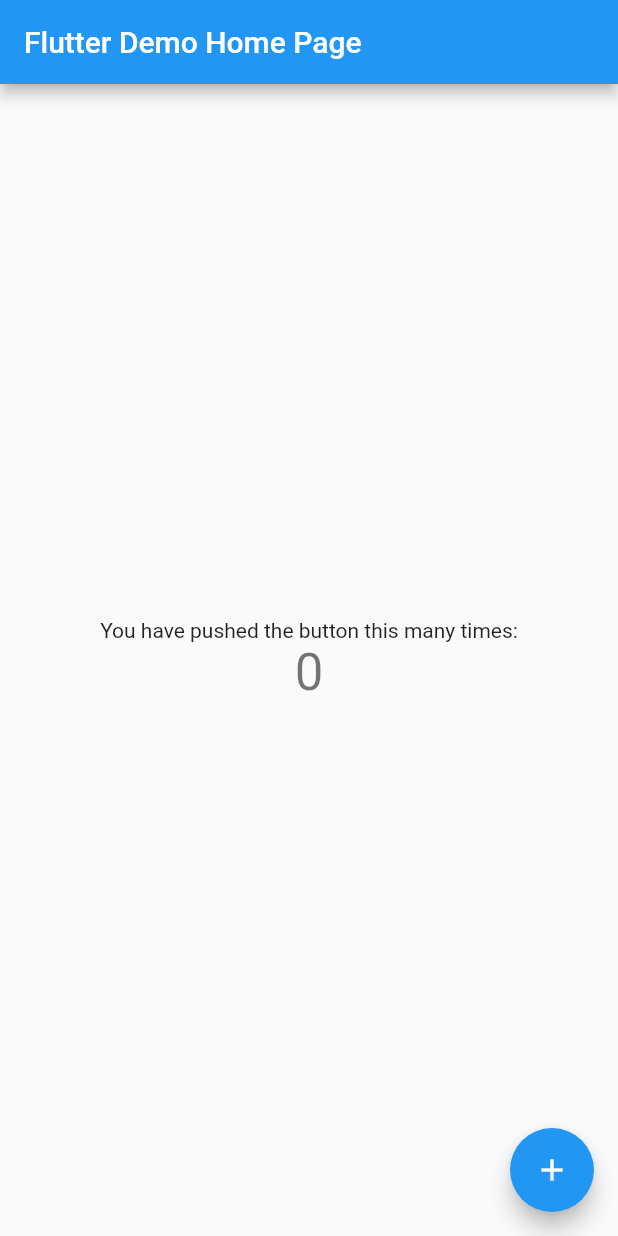
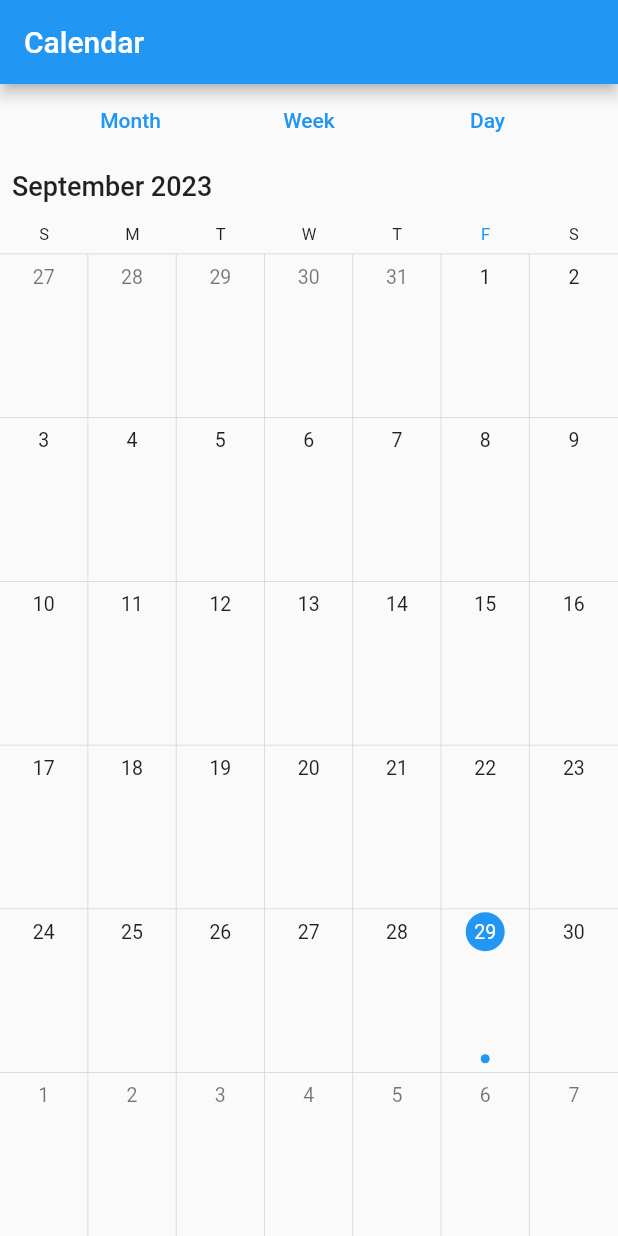
Before and after one commit to onabe3/stupid-calendar, a Flutter app: the screen it shows after launch, on a phone screen of 412 x 824 dp. Run offline on Flutter 3.47's test engine with Material 2 defaults, Android fonts, the phone set to English and light mode, and no system bars; drawn by our look-alikes of syncfusion_flutter_calendar.

Commit message:
fix main.dart

```diff
--- a/calendar/lib/main.dart
+++ b/calendar/lib/main.dart
@@ -1,77 +1,84 @@
 import 'package:flutter/material.dart';
+import 'package:syncfusion_flutter_calendar/calendar.dart';
 
-// 1. エントリーポイントのmain関数
-void main() {
-  // 2. MyAppを呼び出す
-  runApp(const MyApp());
+void main() => runApp(CalendarApp());
+
+class CalendarApp extends StatefulWidget {
+  @override
+  _CalendarAppState createState() => _CalendarAppState();
 }
 
-// MyAppのクラス
-class MyApp extends StatelessWidget {
-  const MyApp({Key? key}) : super(key: key);
+class _CalendarAppState extends State<CalendarApp> {
+  CalendarView _calendarView = CalendarView.month;
 
   @override
   Widget build(BuildContext context) {
-    // 3. タイトルとテーマを設定する。画面の本体はMyHomePageで作る。
     return MaterialApp(
-      title: 'Flutter Demo',
-      theme: ThemeData(
-        primarySwatch: Colors.blue,
-      ),
-      home: const MyHomePage(title: 'Flutter Demo Home Page'),
-    );
-  }
-}
-
-class MyHomePage extends StatefulWidget {
-  const MyHomePage({Key? key, required this.title}) : super(key: key);
-  final String title;
-
-  @override
-  State<MyHomePage> createState() => _MyHomePageState();
-}
-
-class _MyHomePageState extends State<MyHomePage> {
-  int _counter = 0;
-
-  // 5. カウンタが押された時のメソッド
-  void _incrementCounter() {
-    setState(() {
-      _counter++;
-      print("HelloWorld");
-    });
-  }
-
-  @override
-  Widget build(BuildContext context) {
-    // 4. MyHomePageの画面を構築する部分
-    return Scaffold(
-      // 画面上部のタイトル部分
-      appBar: AppBar(
-        title: Text(widget.title),
-      ),
-      body: Center(
-        child: Column(
-          mainAxisAlignment: MainAxisAlignment.center,
+      home: Scaffold(
+        appBar: AppBar(
+          title: Text('Calendar'),
+        ),
+        body: Column(
           children: <Widget>[
-            // 画面の中央に表示されるテキスト
-            const Text(
-              'You have pushed the button this many times:',
+            Row(
+              mainAxisAlignment: MainAxisAlignment.spaceEvenly,
+              children: <Widget>[
+                TextButton(
+                  child: Text('Month'),
+                  onPressed: () {
+                    setState(() {
+                      _calendarView = CalendarView.month;
+                    });
+                  },
+                ),
+                TextButton(
+                  child: Text('Week'),
+                  onPressed: () {
+                    setState(() {
+                      _calendarView = CalendarView.week;
+                    });
+                  },
+                ),
+                TextButton(
+                  child: Text('Day'),
+                  onPressed: () {
+                    setState(() {
+                      _calendarView = CalendarView.day;
+                    });
+                  },
+                ),
+              ],
             ),
-            // テキストの下に表示されるカウンタ値
-            Text(
-              '$_counter',
-              style: Theme.of(context).textTheme.headline4,
+            Expanded(
+              child: SfCalendar(
+                key: ValueKey(_calendarView),
+                view: _calendarView,
+                dataSource: _getCalendarDataSource(),
+                onTap: (CalendarTapDetails details) {
+                  print(details.date);
+                },
+              ),
             ),
           ],
         ),
       ),
-      // 右下の「+」ボタンに対応するフローティングアクションボタン
-      floatingActionButton: FloatingActionButton(
-        onPressed: _incrementCounter,
-        tooltip: 'Increment',
-        child: const Icon(Icons.add),
-      ),
     );
   }
+
+  _DataSource _getCalendarDataSource() {
+    List<Appointment> appointments = <Appointment>[];
+    appointments.add(Appointment(
+      startTime: DateTime.now(),
+      endTime: DateTime.now().add(Duration(hours: 1)),
+      subject: 'Meeting',
+      color: Colors.blue,
+    ));
+    return _DataSource(appointments);
+  }
 }
+
+class _DataSource extends CalendarDataSource {
+  _DataSource(List<Appointment> source) {
+    appointments = source;
+  }
+}
```
Also changed, not shown: calendar/pubspec.yaml (+4 -4 lines), calendar/pubspec.lock.
